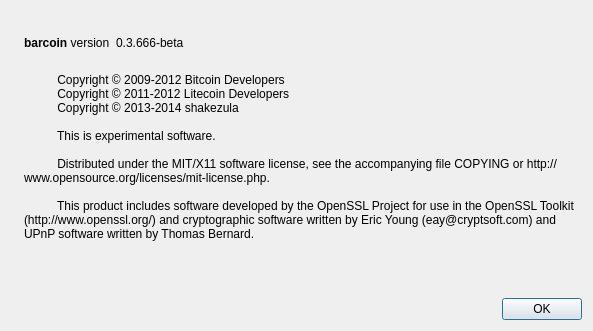
minicoin/minicoin, file src/qt/forms/aboutdialog.ui: the form before one commit.
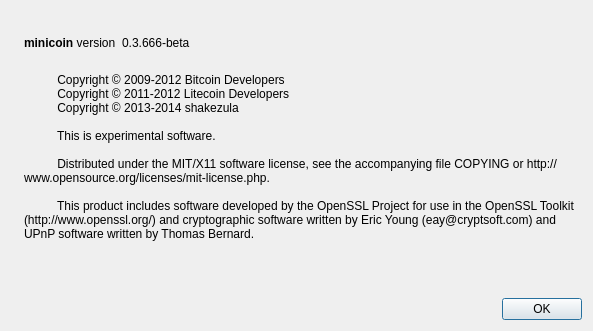
The form after the commit. Icons and pictures are not drawn.

Patch:
```diff
--- a/src/qt/forms/aboutdialog.ui
+++ b/src/qt/forms/aboutdialog.ui
@@ -50,7 +50,7 @@
           <cursorShape>IBeamCursor</cursorShape>
          </property>
          <property name="text">
-          <string>&lt;b&gt;barcoin&lt;/b&gt; version</string>
+          <string>&lt;b&gt;minicoin&lt;/b&gt; version</string>
          </property>
          <property name="textInteractionFlags">
           <set>Qt::LinksAccessibleByMouse|Qt::TextSelectableByKeyboard|Qt::TextSelectableByMouse</set>
```
Left out of the diff: 2 changed lines with no effect on the pictures.
